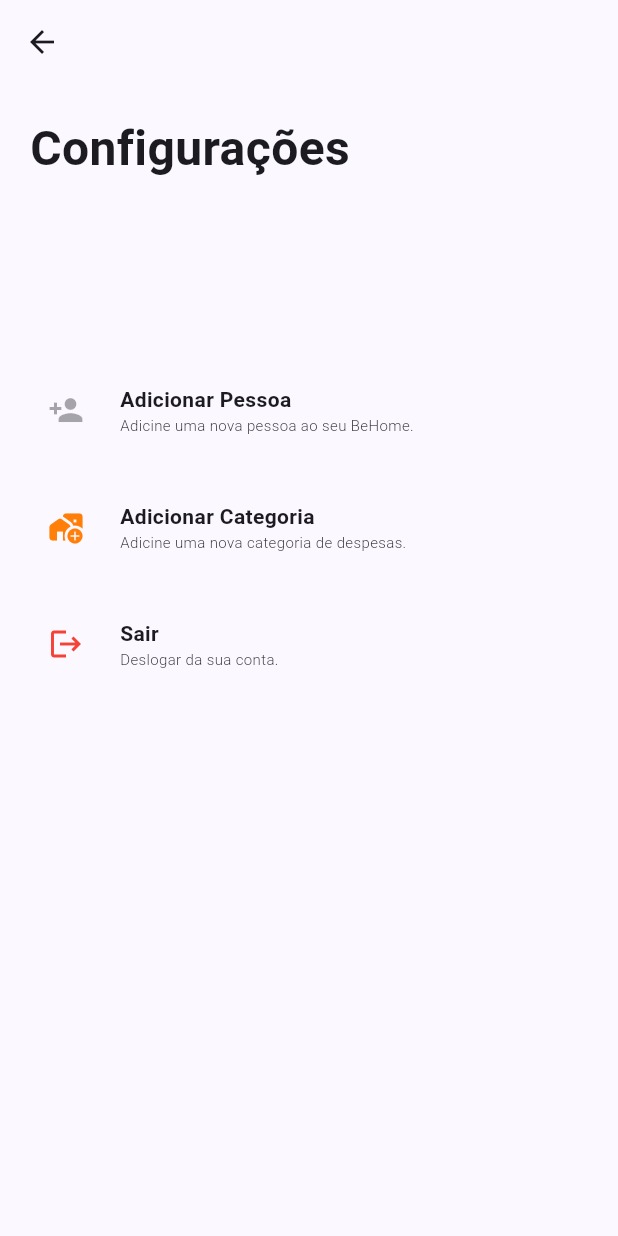
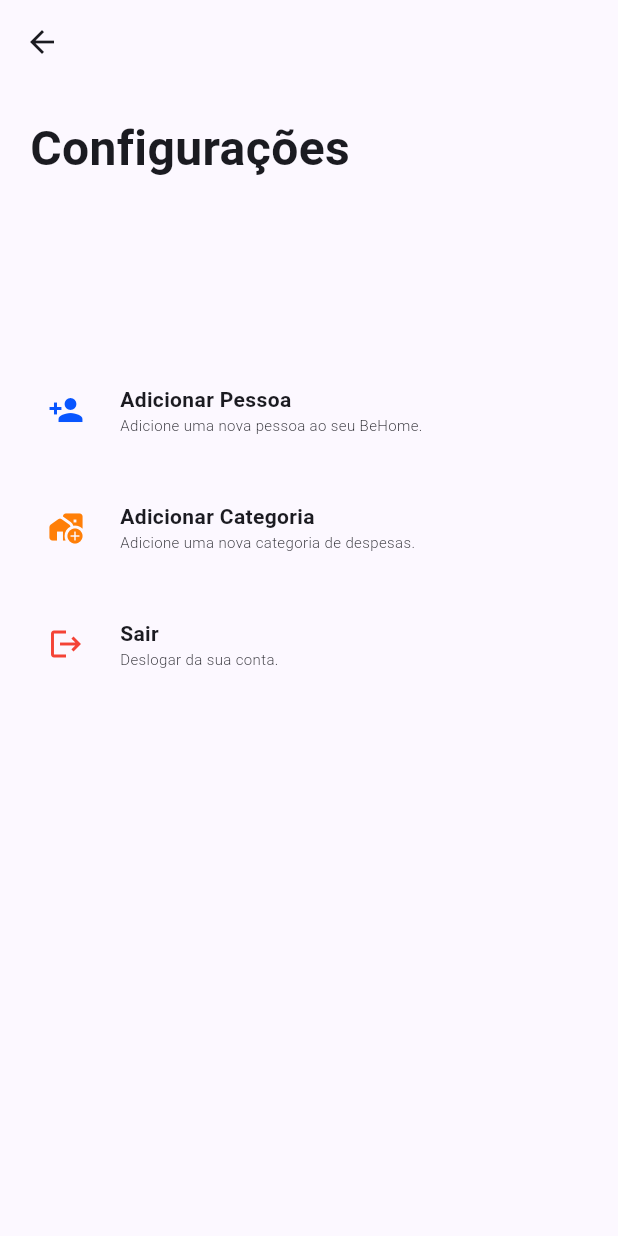
Before and after one commit to Redoze/Behome_-_DSI, a Flutter app: the SettingsPage screen opened directly, on a phone screen of 412 x 824 dp. Run offline on Flutter 3.47's test engine with Material 3 defaults, Android fonts, the phone set to English and light mode, and no system bars; our stand-ins replace cloud_firestore, firebase_auth, firebase_core, fluttertoast, image_picker; accounts and stored records are empty.

Commit message:
Update settings_page.dart

```diff
--- a/lib/pages/settings_page.dart
+++ b/lib/pages/settings_page.dart
@@ -1,11 +1,12 @@
 import 'package:flutter/material.dart';
 import 'package:behome/pages/categories_page.dart';
+import 'package:behome/pages/residentes_page.dart';
 import 'package:behome/pages/login_page.dart';
 import 'package:provider/provider.dart';
 import '../services/auth_service.dart';
 
 class SettingsPage extends StatefulWidget {
-  const SettingsPage({super.key});
+  const SettingsPage({Key? key});
 
   @override
   State<SettingsPage> createState() => _SettingsPageState();
@@ -21,8 +22,8 @@ class _SettingsPageState extends State<SettingsPage> {
           alignment: Alignment.topLeft,
           child: Column(
             children: [
-            const Padding(
-              padding: EdgeInsets.all(20),
+              Padding(
+                padding: const EdgeInsets.all(20),
                 child: Column(
                   children: [
                     Row(
@@ -42,20 +43,25 @@ class _SettingsPageState extends State<SettingsPage> {
               ),
               SizedBox(height: MediaQuery.of(context).size.height * 0.1),
               Padding(
-              padding: EdgeInsets.all(20),
+                padding: const EdgeInsets.all(20),
                 child: Column(
                   children: [
-                  const Row(
+                    Row(
                       children: [
                         IconButton(
                           icon: Icon(Icons.person_add),
                           color: Color.fromRGBO(8, 85, 255, 1),
-                        onPressed: null,
+                          onPressed: () {
+                            Navigator.push(
+                              context,
+                              MaterialPageRoute(builder: (builder) => AddPersonPage()),
+                            );
+                          },
                         ),
                         Flexible(
                           fit: FlexFit.tight,
                           child: Padding(
-                          padding: EdgeInsets.all(12.0),
+                            padding: const EdgeInsets.all(12.0),
                             child: Column(
                               children: [
                                 Row(
@@ -73,7 +79,7 @@ class _SettingsPageState extends State<SettingsPage> {
                                   mainAxisAlignment: MainAxisAlignment.start,
                                   children: [
                                     Text(
-                                    "Adicine uma nova pessoa ao seu BeHome.",
+                                      "Adicione uma nova pessoa ao seu BeHome.",
                                       style: TextStyle(
                                         fontSize: 10,
                                         fontWeight: FontWeight.w300,
@@ -96,14 +102,14 @@ class _SettingsPageState extends State<SettingsPage> {
                           onPressed: () {
                             Navigator.push(
                               context,
-                              MaterialPageRoute(
-                                  builder: (builder) => const CategoryPage()));
+                              MaterialPageRoute(builder: (builder) => const CategoryPage()),
+                            );
                           },
                         ),
-                      const Flexible(
+                        Flexible(
                           fit: FlexFit.tight,
                           child: Padding(
-                          padding: EdgeInsets.all(12.0),
+                            padding: const EdgeInsets.all(12.0),
                             child: Column(
                               children: [
                                 Row(
@@ -121,7 +127,7 @@ class _SettingsPageState extends State<SettingsPage> {
                                   mainAxisAlignment: MainAxisAlignment.start,
                                   children: [
                                     Text(
-                                    "Adicine uma nova categoria de despesas.",
+                                      "Adicione uma nova categoria de despesas.",
                                       style: TextStyle(
                                         fontSize: 10,
                                         fontWeight: FontWeight.w300,
@@ -135,54 +141,7 @@ class _SettingsPageState extends State<SettingsPage> {
                         ),
                       ],
                     ),
-                  /*               const SizedBox(height: 20),
-                  Row(
-                    children: [
-                      IconButton(
-                        icon: const Icon(Icons.add_business_rounded),
-                        color: const Color.fromRGBO(105, 255, 195, 1),
-                        onPressed: () {
-                          Navigator.push(
-                              context,
-                              MaterialPageRoute(
-                                  builder: (builder) => const EnvironmentPage()));
-                        },
-                      ),
-                      const Flexible(
-                        fit: FlexFit.tight,
-                        child: Padding(
-                          padding: EdgeInsets.all(12.0),
-                          child: Column(
-                            children: [
-                              Row(
-                                mainAxisAlignment: MainAxisAlignment.start,
-                                children: [
-                                  Text(
-                                    "Adicionar Ambiente",
-                                    style: TextStyle(
-                                      fontWeight: FontWeight.bold,
-                                    ),
-                                  ),
-                                ],
-                              ),
-                              Row(
-                                mainAxisAlignment: MainAxisAlignment.start,
-                                children: [
-                                  Text(
-                                    "Adicione um novo ambiente de despesas.",
-                                    style: TextStyle(
-                                      fontSize: 10,
-                                      fontWeight: FontWeight.w300,
-                                    ),
-                                  ),
-                                ],
-                              ),
-                            ],
-                          ),
-                        ),
-                      ),
-                    ],
-                  ),*/
+                    /* Outros botões removidos para simplificação */
                     const SizedBox(height: 20),
                     Row(
                       children: [
@@ -195,13 +154,15 @@ class _SettingsPageState extends State<SettingsPage> {
 
                             Navigator.of(context).pushReplacement(
                               MaterialPageRoute(
-                                  builder: (context) => LoginPage()));
+                                builder: (context) => LoginPage(),
+                              ),
+                            );
                           },
                         ),
-                      const Flexible(
+                        Flexible(
                           fit: FlexFit.tight,
                           child: Padding(
-                          padding: EdgeInsets.all(12.0),
+                            padding: const EdgeInsets.all(12.0),
                             child: Column(
                               children: [
                                 Row(
@@ -232,13 +193,14 @@ class _SettingsPageState extends State<SettingsPage> {
                           ),
                         ),
                       ],
-                  )
+                    ),
                   ],
                 ),
               )
             ],
           ),
-      )),
+        ),
+      ),
     );
   }
 }
```
Lines whose indentation alone changed are shown as unchanged.
